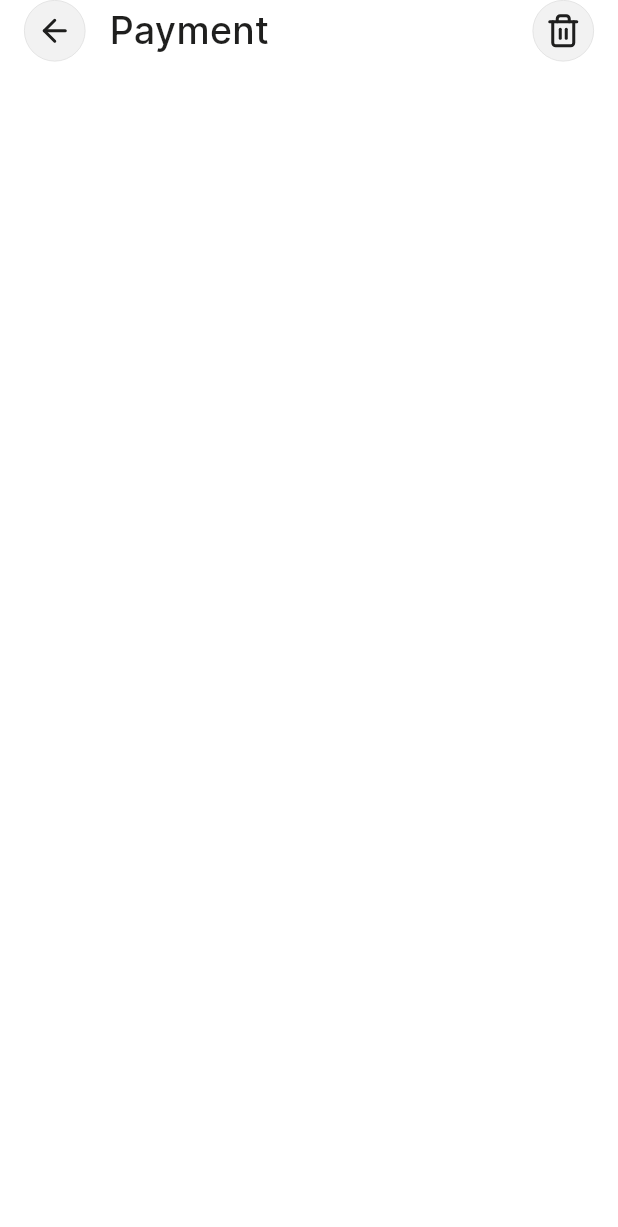
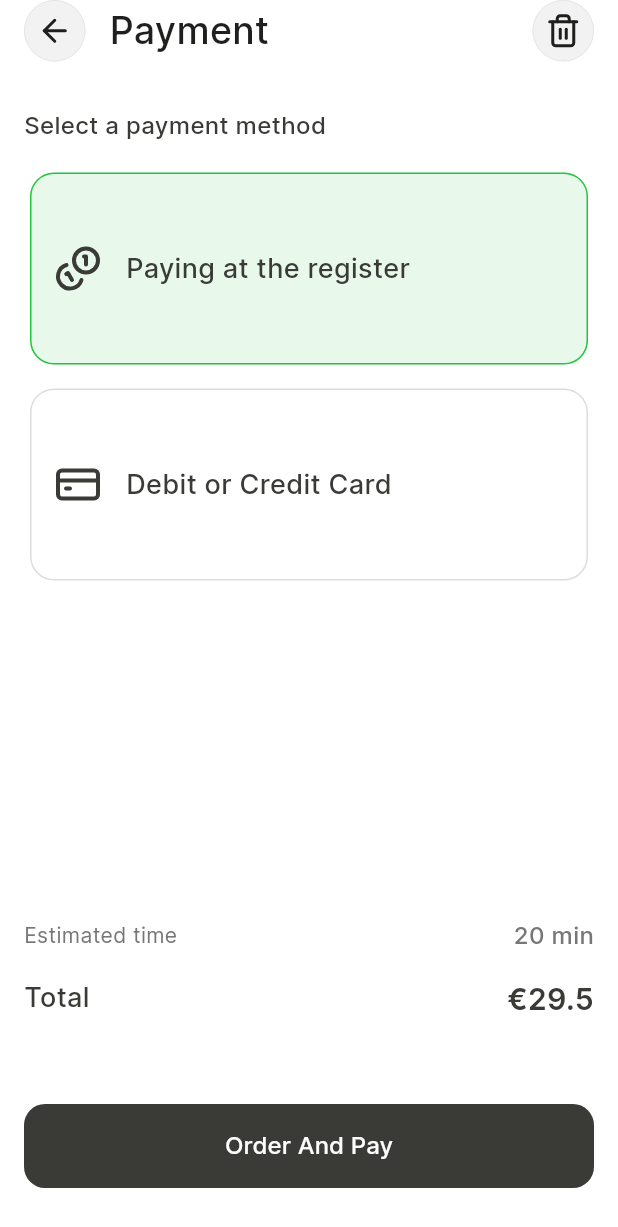
Before and after one commit to Jinlei2000/pizza-ar-flutter-2023, a Flutter app: the screen it shows after launch, on a phone screen of 412 x 824 dp. Shown: the top 1227 px of the screen. Run offline on Flutter 3.47's test engine with Material 3 defaults, Android fonts, the phone set to English and light mode, and no system bars; our stand-ins replace flutter_svg, lucide_icons, persistent_bottom_nav_bar.

Commit message:
feat: add order summary

```diff
--- a/lib/screens/other/order/order_detail.dart
+++ b/lib/screens/other/order/order_detail.dart
@@ -1,4 +1,5 @@
 // order_detail.dart
+import 'package:bitz/components/custom_app_bar.dart';
 import 'package:bitz/utils/colors.dart';
 import 'package:flutter/material.dart';
 
@@ -7,13 +8,21 @@ class OrderDetailPage extends StatelessWidget {
 
   @override
   Widget build(BuildContext context) {
-    return const Scaffold(
-      backgroundColor: MyColors.background,
-      body: Center(
-        child: Text(
-          'Order Detail',
-          style: TextStyle(fontSize: 100),
-        ),
+    return Scaffold(
+      appBar: const CustomAppBar(
+        title: 'Order Detail',
+      ),
+      body: SingleChildScrollView(
+        child: _body(),
+      ),
+    );
+  }
+
+  Widget _body() {
+    return const Padding(
+      padding: EdgeInsets.only(left: 16, right: 16, top: 16),
+      child: Column(
+        children: [],
       ),
     );
   }
--- a/lib/screens/other/pizza/overview_order.dart
+++ b/lib/screens/other/pizza/overview_order.dart
@@ -1,4 +1,5 @@
 // overview_order.dart
+import 'package:bitz/components/custom_app_bar.dart';
 import 'package:flutter/material.dart';
 
 class OverviewOrderPage extends StatelessWidget {
@@ -6,9 +7,24 @@ class OverviewOrderPage extends StatelessWidget {
 
   @override
   Widget build(BuildContext context) {
-    return const Scaffold(
-      body: Center(
-        child: Text('Overview Order'),
+    return Scaffold(
+      appBar: CustomAppBar(
+        title: 'Overview Order',
+        onDeleteTap: () {
+          // TODO: Delete the current item & go back to home screen
+        },
+      ),
+      body: SingleChildScrollView(
+        child: _body(),
+      ),
+    );
+  }
+
+  Widget _body() {
+    return const Padding(
+      padding: EdgeInsets.only(left: 16, right: 16, top: 16),
+      child: Column(
+        children: [],
       ),
     );
   }
--- a/lib/screens/other/pizza/payment.dart
+++ b/lib/screens/other/pizza/payment.dart
@@ -1,9 +1,20 @@
 // payment.dart
+import 'package:bitz/components/button.dart';
 import 'package:bitz/components/custom_app_bar.dart';
+import 'package:bitz/utils/colors.dart';
 import 'package:flutter/material.dart';
+import 'package:lucide_icons/lucide_icons.dart';
 
-class PaymentPage extends StatelessWidget {
+class PaymentPage extends StatefulWidget {
   const PaymentPage({Key? key}) : super(key: key);
+
+  @override
+  State<PaymentPage> createState() => _PaymentPageState();
+}
+
+class _PaymentPageState extends State<PaymentPage> {
+  // Selected payment method
+  int selectedPaymentMethod = 0;
 
   @override
   Widget build(BuildContext context) {
@@ -11,20 +22,172 @@ class PaymentPage extends StatelessWidget {
       appBar: CustomAppBar(
         title: 'Payment',
         onDeleteTap: () {
-          // TODO: Delete the current item & go back to home screen
+          // TODO: Delete the current item & go back to the home screen
         },
       ),
-      body: SingleChildScrollView(
-        child: _body(),
+      body: _body(),
+    );
+  }
+
+  Widget _body() {
+    return Container(
+      padding: const EdgeInsets.only(left: 16, right: 16, top: 16),
+      height: MediaQuery.of(context).size.height - 56,
+      child: Column(
+        crossAxisAlignment: CrossAxisAlignment.start,
+        mainAxisAlignment: MainAxisAlignment.spaceBetween,
+        children: [
+          // Payment method
+          _paymentMethod(),
+
+          // Order summary & button to confirm the order
+          _orderSummary(),
+        ],
       ),
     );
   }
 
-  Widget _body() {
-    return const Padding(
-      padding: EdgeInsets.only(left: 16, right: 16, top: 16),
-      child: Column(
-        children: [],
+  Widget _orderSummary() {
+    return Column(
+      crossAxisAlignment: CrossAxisAlignment.start,
+      children: [
+        // Estimated time
+        const Row(
+          children: [
+            Text(
+              'Estimated time',
+              style: TextStyle(
+                fontSize: 14,
+                fontWeight: FontWeight.w400,
+                color: MyColors.textSecondary,
+              ),
+            ),
+            Spacer(),
+            Text(
+              '20 min',
+              style: TextStyle(
+                fontSize: 16,
+                fontWeight: FontWeight.w500,
+                color: MyColors.textSecondary,
+              ),
+            ),
+          ],
+        ),
+
+        // Total
+        const SizedBox(height: 16),
+        const Row(
+          children: [
+            Text(
+              'Total',
+              style: TextStyle(
+                fontSize: 18,
+                fontWeight: FontWeight.w500,
+                color: MyColors.textPrimary,
+              ),
+            ),
+            Spacer(),
+            Text(
+              '€29.5',
+              style: TextStyle(
+                fontSize: 20,
+                fontWeight: FontWeight.w600,
+                color: MyColors.textPrimary,
+              ),
+            ),
+          ],
+        ),
+
+        // Button to confirm the order
+        const SizedBox(height: 56),
+        Button(
+          text: 'Order And Pay',
+          onPressed: () {
+            // TODO: Place the order & go back to the home screen
+          },
+        ),
+        const SizedBox(height: 32),
+      ],
+    );
+  }
+
+  Widget _paymentMethod() {
+    return Column(
+      crossAxisAlignment: CrossAxisAlignment.start,
+      children: [
+        // Payment method
+        const Text(
+          'Select a payment method',
+          style: TextStyle(
+            fontSize: 16,
+            fontWeight: FontWeight.w500,
+            color: MyColors.textPrimary,
+          ),
+        ),
+        const SizedBox(height: 16),
+        _paymentMethodItem(
+          index: 0,
+          icon: LucideIcons.coins,
+          text: 'Paying at the register',
+        ),
+        const SizedBox(height: 8),
+        _paymentMethodItem(
+          index: 1,
+          icon: LucideIcons.creditCard,
+          text: 'Debit or Credit Card',
+        ),
+      ],
+    );
+  }
+
+  Widget _paymentMethodItem({
+    required int index,
+    required IconData icon,
+    required String text,
+  }) {
+    bool isSelected = selectedPaymentMethod == index;
+
+    return GestureDetector(
+      onTap: () {
+        // Update the selected payment method
+        setState(() {
+          selectedPaymentMethod = index;
+        });
+      },
+      child: Card(
+        elevation: 0,
+        color: isSelected
+            ? MyColors.green.withOpacity(0.1)
+            : MyColors.cardBackground,
+        shape: RoundedRectangleBorder(
+          borderRadius: BorderRadius.circular(16),
+          side: BorderSide(
+            color: isSelected ? MyColors.green : MyColors.borderColor,
+            width: 1,
+          ),
+        ),
+        child: Padding(
+          padding: const EdgeInsets.symmetric(vertical: 48, horizontal: 16),
+          child: Row(
+            crossAxisAlignment: CrossAxisAlignment.center,
+            children: [
+              Icon(
+                icon,
+                color: MyColors.gray900,
+                size: 32,
+              ),
+              const SizedBox(width: 16),
+              Text(
+                text,
+                style: const TextStyle(
+                  fontSize: 18,
+                  fontWeight: FontWeight.w500,
+                  color: MyColors.textPrimary,
+                ),
+              ),
+            ],
+          ),
+        ),
       ),
     );
   }
```
